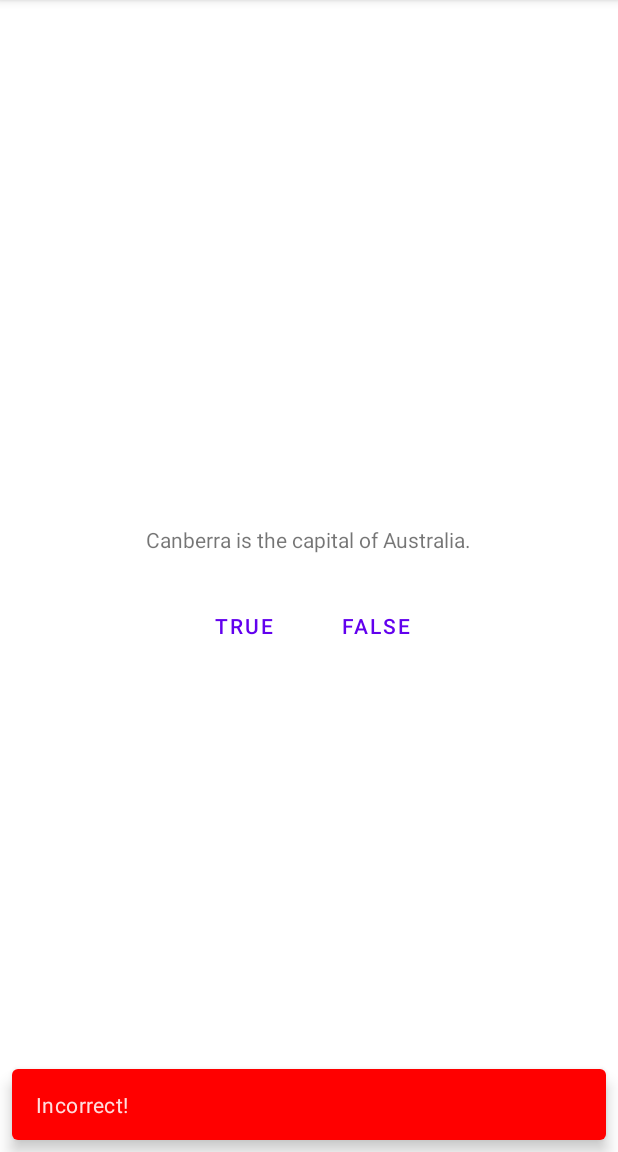
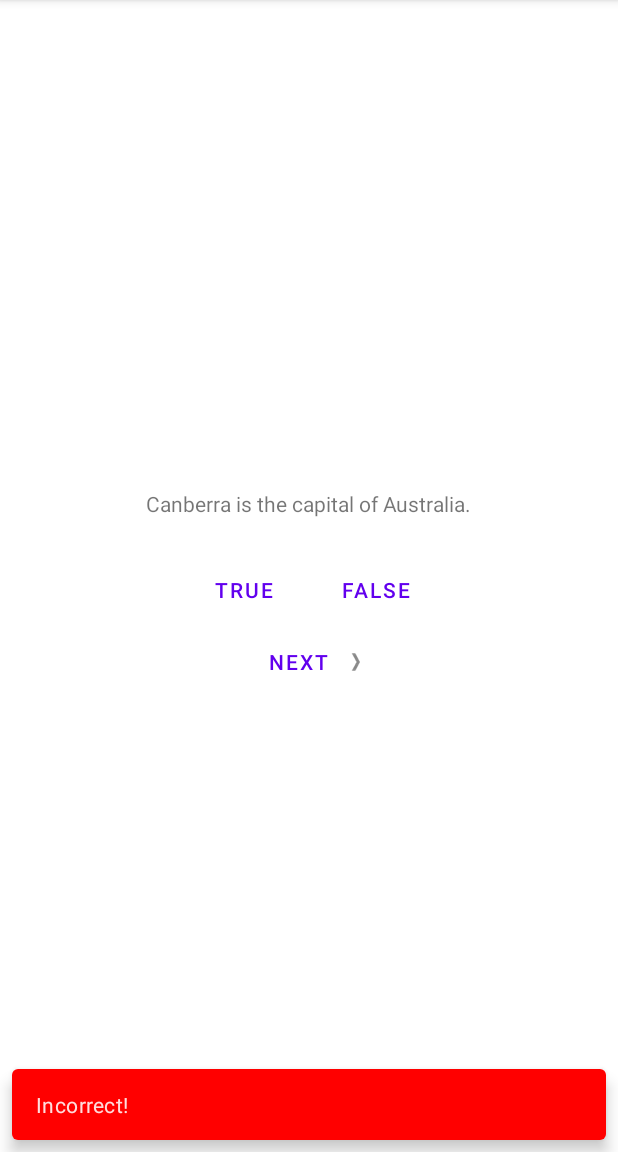
Before and after one commit to afaist/GeoQuiz, an Android app: the screen it shows after launch (MainActivity), after a tap on "FALSE", on a phone screen of 412 x 824 dp, the part 84-1236 px from its top. Run offline under Robolectric (Android 15) with nearby library versions, the phone set to English and light mode, and no system bars; 1 other tap on this screen came first.

Commit message:
Chapter 2

```diff
--- a/app/src/main/java/com/afaist/geoquiz/MainActivity.kt
+++ b/app/src/main/java/com/afaist/geoquiz/MainActivity.kt
@@ -2,30 +2,65 @@ package com.afaist.geoquiz
 
 import androidx.appcompat.app.AppCompatActivity
 import android.os.Bundle
+import android.view.View
 import android.widget.Button
+import android.widget.TextView
 import androidx.core.content.ContextCompat
 import com.google.android.material.snackbar.Snackbar
 
 class MainActivity : AppCompatActivity() {
+
     private lateinit var trueButton: Button
     private lateinit var falseButton: Button
+    private lateinit var nextButton: Button
+    private lateinit var questionTextView: TextView
+
+    private val questionBank = listOf<Question>(
+        Question(R.string.question_australia, true),
+        Question(R.string.question_oceans, true),
+        Question(R.string.question_mideast, false),
+        Question(R.string.question_africa, false),
+        Question(R.string.question_americas, true),
+        Question(R.string.question_asia, true)
+    )
+    private var currentIndex = 0
+
     override fun onCreate(savedInstanceState: Bundle?) {
         super.onCreate(savedInstanceState)
         setContentView(R.layout.activity_main)
         trueButton = findViewById(R.id.true_button)
         falseButton = findViewById(R.id.false_button)
+        nextButton = findViewById(R.id.next_button)
+        questionTextView = findViewById(R.id.question_text_view)
+
         trueButton.setOnClickListener {
-            val snackBar = Snackbar.make(it, R.string.correct_message, Snackbar.LENGTH_SHORT)
-            snackBar.setTextColor(ContextCompat.getColor(this, R.color.white))
-            snackBar.setBackgroundTint(ContextCompat.getColor(this, R.color.blue))
-
-            snackBar.show()
+           checkAnswer(true, it)
         }
         falseButton.setOnClickListener {
-            val snackBar = Snackbar.make(it, R.string.incorrect_message, Snackbar.LENGTH_SHORT)
-            snackBar.setTextColor(ContextCompat.getColor(this, R.color.white))
-            snackBar.setBackgroundTint(ContextCompat.getColor(this, R.color.red))
-            snackBar.show()
+           checkAnswer(false, it)
         }
+        nextButton.setOnClickListener {
+            currentIndex = (currentIndex + 1) % questionBank.size
+            updateQuestion()
+        }
+        updateQuestion()
+    }
+
+    private fun updateQuestion() {
+        val questionTextResId = questionBank[currentIndex].textResId
+        questionTextView.setText(questionTextResId)
+    }
+
+    private fun checkAnswer(userAnswer: Boolean, view: View) {
+        val correctAnswer = questionBank[currentIndex].answer
+        var messageResId = R.string.correct_message
+        var color = ContextCompat.getColor(this, R.color.blue)
+        if (userAnswer != correctAnswer) {
+            messageResId = R.string.incorrect_message
+            color = ContextCompat.getColor(this, R.color.red)
+        }
+        val snackBar: Snackbar = Snackbar.make(view, messageResId, Snackbar.LENGTH_SHORT)
+        snackBar.setBackgroundTint(color)
+        snackBar.show()
     }
 }
--- /dev/null
+++ b/app/src/main/java/com/afaist/geoquiz/Question.kt
@@ -0,0 +1,8 @@
+package com.afaist.geoquiz
+
+import androidx.annotation.StringRes
+
+data class Question (
+    @StringRes val textResId: Int,
+    val answer: Boolean
+)
--- a/app/src/main/res/layout/activity_main.xml
+++ b/app/src/main/res/layout/activity_main.xml
@@ -1,15 +1,17 @@
 <?xml version="1.0" encoding="utf-8"?>
 <LinearLayout xmlns:android="http://schemas.android.com/apk/res/android"
+    xmlns:tools="http://schemas.android.com/tools"
     android:layout_width="match_parent"
     android:layout_height="match_parent"
-    android:orientation="vertical"
-    android:gravity="center">
+    android:gravity="center"
+    android:orientation="vertical">
 
     <TextView
+        android:id="@+id/question_text_view"
         android:layout_width="wrap_content"
         android:layout_height="wrap_content"
         android:padding="24dp"
-        android:text="@string/question_text" />
+        tools:text="@string/question_australia" />
 
     <LinearLayout
         android:layout_width="wrap_content"
@@ -18,16 +20,25 @@
 
         <Button
             android:id="@+id/true_button"
+            style="?android:attr/buttonBarButtonStyle"
             android:layout_width="wrap_content"
             android:layout_height="wrap_content"
-            android:text="@string/true_button"
-            style="?android:attr/buttonBarButtonStyle" />
+            android:text="@string/true_button" />
 
         <Button
             android:id="@+id/false_button"
+            style="?android:attr/buttonBarButtonStyle"
             android:layout_width="wrap_content"
             android:layout_height="wrap_content"
-            android:text="@string/false_button"
-            style="?android:attr/buttonBarButtonStyle" />
+            android:text="@string/false_button" />
     </LinearLayout>
+
+    <Button
+        android:id="@+id/next_button"
+        style="?android:attr/buttonBarButtonStyle"
+        android:layout_width="wrap_content"
+        android:layout_height="wrap_content"
+        android:text="@string/next_button"
+        android:drawableEnd="@drawable/arrow_right"
+        android:drawablePadding="4dp"/>
 </LinearLayout>
--- a/app/src/main/res/values/strings.xml
+++ b/app/src/main/res/values/strings.xml
@@ -1,8 +1,14 @@
 <resources>
     <string name="app_name">GeoQuiz</string>
-    <string name="question_text">Canberra is the capital of Australia.</string>
+    <string name="question_australia">Canberra is the capital of Australia.</string>
+    <string name="question_oceans">The Pacific Ocean is larger than the Atlantic Ocean.</string>
+    <string name="question_mideast">The Suez Canal connects the Red Sea and the Indian Ocean.</string>
+    <string name="question_africa">The source of the Nile River is in Egypt.</string>
+    <string name="question_americas">The Amazon River is the longest river in the Americas.</string>
+    <string name="question_asia">Lake Baikal is the wordl\'s oldest and deepest freshwater lake.</string>
     <string name="true_button">True</string>
     <string name="false_button">False</string>
     <string name="correct_message">Correct!</string>
     <string name="incorrect_message">Incorrect!</string>
+    <string name="next_button">Next</string>
 </resources>
```
Also changed, not shown: app/src/main/res/drawable-hdpi/arrow_left.png (added), app/src/main/res/drawable-hdpi/arrow_right.png (added), app/src/main/res/drawable-xhdpi/arrow_left.png (added), app/src/main/res/drawable-xhdpi/arrow_right.png (added), app/src/main/res/drawable-xxhdpi/arrow_left.png (added), app/src/main/res/drawable-xxhdpi/arrow_right.png (added), app/src/main/res/drawable-xxxhdpi/arrow_left.png (added), app/src/main/res/drawable-xxxhdpi/arrow_right.png (added).
